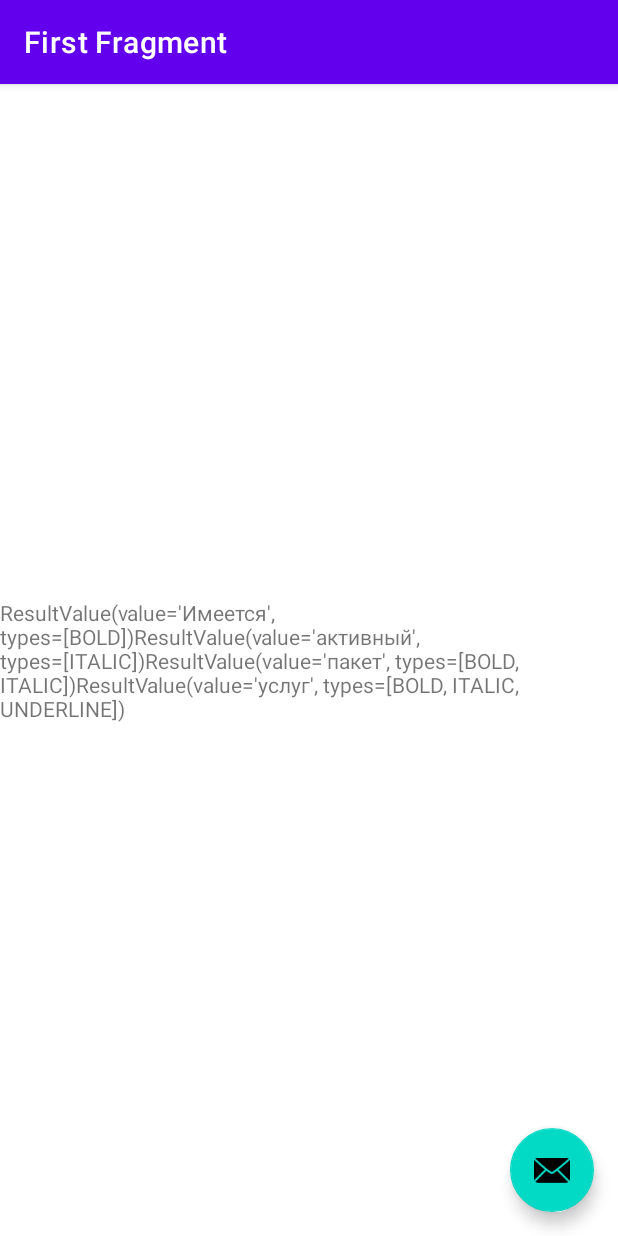
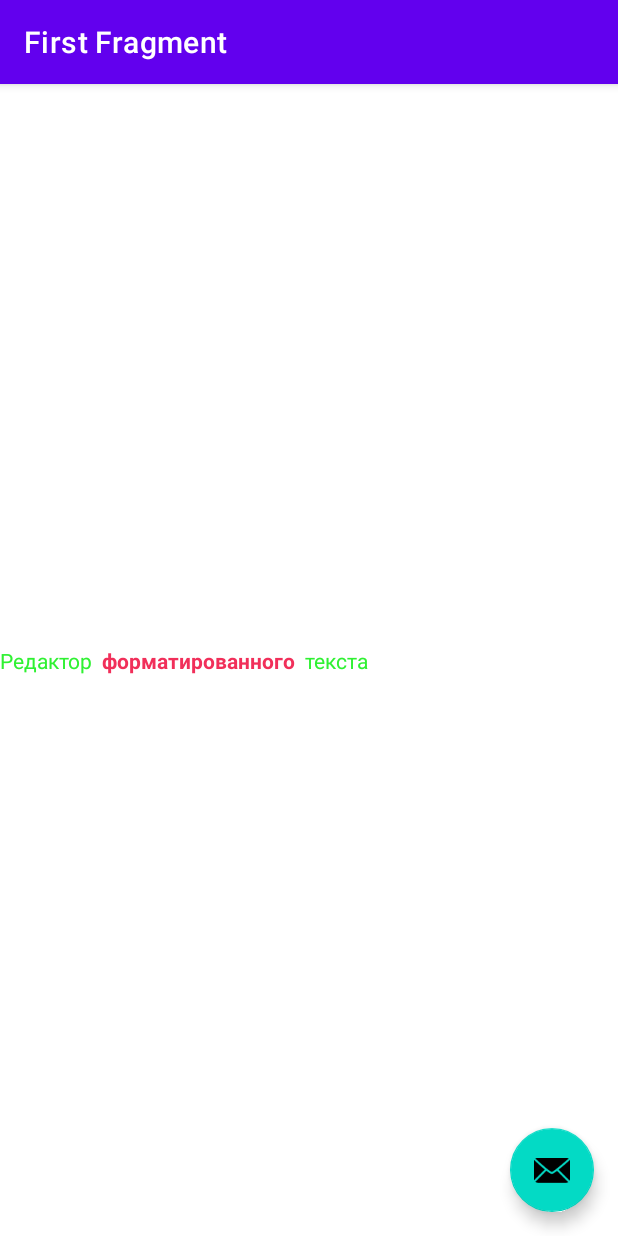
Before and after one commit to Tsiuryn/parse_html, an Android app: the screen it shows after launch (MainActivity), on a phone screen of 412 x 824 dp. Run offline under Robolectric (Android 15) with nearby library versions, the phone set to English and light mode, and no system bars; our stand-ins replace navigation-ui.

Commit message:
updated parser HTML

```diff
--- a/app/src/main/java/com/example/parsehtml/FirstFragment.kt
+++ b/app/src/main/java/com/example/parsehtml/FirstFragment.kt
@@ -1,11 +1,10 @@
 package com.example.parsehtml
 
 import android.os.Bundle
-import androidx.fragment.app.Fragment
 import android.view.LayoutInflater
 import android.view.View
 import android.view.ViewGroup
-import androidx.navigation.fragment.findNavController
+import androidx.fragment.app.Fragment
 import com.example.parsehtml.databinding.FragmentFirstBinding
 
 /**
@@ -15,8 +14,44 @@ class FirstFragment : Fragment() {
 
     private var _binding: FragmentFirstBinding? = null
 
+//    val html = """
+//        <p style="text-align:left;"><span style="color: rgb(255,0,0);font-size: 14px;"><strong>Имеется</strong></span><strong> </strong><span style="color: rgb(67,28,249);font-size: 18px;"><em>активный</em></span> <span style="color: rgb(76,255,63);font-size: 11px;"><strong><em>пакет</em></strong></span> <span style="color: rgb(188,13,212);font-size: 30px;"><strong><em><ins>услуг</ins></em></strong></span></p>
+//    """
+
+//    val html = """
+//        <p style="text-align:left;"><span style="color: rgb(255,0,0);font-size: 14px;">Имеется</span> <span style="color: rgb(67,28,249);font-size: 18px;"><em>активный</em></span> <span style="color: rgb(76,255,63);font-size: 11px;"><strong><em>пакет</em></strong></span> <span style="color: rgb(188,13,212);font-size: 30px;"><strong><em><ins>услуг</ins></em></strong></span></p>
+//<p></p>
+//<ol>
+//<li><span style="color: #cd1fe6;font-size: 16px;">first</span></li>
+//<li><span style="color: #cd1fe6;font-size: 16px;">second</span></li>
+//<li><span style="color: #cd1fe6;font-size: 16px;">third</span></li>
+//</ol>
+//<p></p>
+//    """
+
+//    val html = """
+//        <p style="text-align:left;"><span style="color: rgb(255,0,0);font-size: 14px;">Имеется</span> <span style="color: rgb(67,28,249);font-size: 18px;"><em>активный</em></span> <span style="color: rgb(76,255,63);font-size: 11px;"><strong><em>пакет</em></strong></span> <span style="color: rgb(188,13,212);font-size: 30px;"><strong><em><ins>услуг</ins></em></strong></span></p>
+//<p></p>
+//<ul>
+//<li><span style="color: rgb(205,31,230);font-size: 18px;">first</span></li>
+//<li><span style="color: rgb(205,31,230);font-size: 16px;">second</span></li>
+//<li><span style="color: rgb(205,31,230);font-size: 16px;">third</span></li>
+//</ul>
+//<p></p>
+//    """
+
+//    val html = """
+//    <p style="text-align:left;"><span style="color: rgb(255,0,0);font-size: 14px;">Имеется</span> <span style="color: rgb(67,28,249);font-size: 18px;"><em>активный</em></span> <span style="color: rgb(76,255,63);font-size: 11px;"><strong><em>пакет</em></strong></span> <span style="color: rgb(188,13,212);font-size: 30px;"><strong><em><ins>услуг</ins></em></strong></span></p>
+//<p><a href="https://translate.google.by/?sl=ru&tl=en&text=%D0%BA%D0%B0%D1%80%D1%82%D0%B0%20%D0%BD%D0%B5%D0%BE%D0%B1%D1%80%D0%B0%D0%B1%D0%B0%D1%82%D1%8B%D0%B2%D0%B0%D0%B5%D0%BC%D1%8B%D1%85%20%D1%82%D1%8D%D0%B3%D0%BE%D0%B2&op=translate" target="_blank"><span style="color: rgb(205,31,230);font-size: 16px;">translator</span></a>&nbsp;</p>
+//<p></p>
+//    """
+//
+//    val html = """
+//        <p style="text-align:right;"><span style="color: rgb(255,0,0);font-size: 14px;">Имеется</span> <span style="color: rgb(67,28,249);font-size: 18px;"><em>активный</em></span> <span style="color: rgb(76,255,63);font-size: 11px;"><strong><em>пакет</em></strong></span> <span style="color: rgb(188,13,212);font-size: 30px;"><strong><em><ins>услуг</ins></em></strong></span></p>
+//    """
+
     val html = """
-        <p style="text-align:left;"><span style="color: rgb(255,0,0);font-size: 14px;"><strong>Имеется</strong></span><strong> </strong><span style="color: rgb(67,28,249);font-size: 18px;"><em>активный</em></span> <span style="color: rgb(76,255,63);font-size: 11px;"><strong><em>пакет</em></strong></span> <span style="color: rgb(188,13,212);font-size: 30px;"><strong><em><ins>услуг</ins></em></strong></span></p>
+        <p><span style="color: rgb(47,241,50);">Редактор </span><span style="color: #f12f5a;"><strong>форматированного</strong></span><span style="color: rgb(47,241,50);"> текста</span></p>
     """
 
     // This property is only valid between onCreateView and
--- a/app/src/main/java/com/example/parsehtml/GenHtmlCompat.kt
+++ b/app/src/main/java/com/example/parsehtml/GenHtmlCompat.kt
@@ -1,30 +1,134 @@
 package com.example.parsehtml
 
+import android.graphics.Color
+import android.graphics.Typeface
+import android.text.Layout
+import android.text.Spannable
 import android.text.SpannableStringBuilder
 import android.text.Spanned
-import android.util.Log
+import android.text.style.AbsoluteSizeSpan
+import android.text.style.AlignmentSpan
+import android.text.style.ForegroundColorSpan
+import android.text.style.StyleSpan
+import android.text.style.UnderlineSpan
+import androidx.core.text.HtmlCompat
+import java.util.regex.Matcher
+import java.util.regex.Pattern
+
+
+// Не поддерживает списки (нумерованные и с точками), ссылки, шрифты. Будет отображать через - HtmlCompat.fromHtml
 
 class GenHtmlCompat {
 
-    companion object{
+    companion object {
+        private val unprocessedTags = mutableMapOf(
+            "<ul>" to "</ul>",
+            "<ol>" to "</ol>",
+            "href" to "http"
+        )
+
         fun fromHtml(htmlText: String): Spanned {
+            unprocessedTags.keys.forEach { key ->
+                val value = unprocessedTags[key] ?: ""
+                if (htmlText.contains(key) && htmlText.contains(value)) {
+                    return HtmlCompat.fromHtml(htmlText, HtmlCompat.FROM_HTML_MODE_COMPACT)
+                }
+            }
             val getListSpan = getListSpan(value = htmlText)
 
-
-            var result = ""
+            var result = SpannableStringBuilder()
 
             getListSpan.forEach {
-                val value: ParserHtmlValue.ResultValue = ParserHtmlValue.getValue(it)
-                result += value.toString()
+                result = setUpSpanned(ParserHtmlValue.getValue(it), result)
             }
 
-            Log.d("GenHtmlCompat", result)
-            return  SpannableStringBuilder(result)
+            setUpAlignText(result, htmlText)
+
+            return result
         }
 
+        private fun setUpSpanned(
+            value: ResultValue,
+            result: SpannableStringBuilder
+        ): SpannableStringBuilder {
+            val currentValue = "${value.value} "
+            val currentResult = result.append(currentValue)
+            val length = currentResult.length
 
+            if (value.types.contains(TypeValue.BOLD)) {
+                currentResult.setSpan(
+                    StyleSpan(Typeface.BOLD),
+                    length - currentValue.length,
+                    length,
+                    Spannable.SPAN_EXCLUSIVE_EXCLUSIVE
+                )
+            }
 
-        private  fun getListSpan(value: String): List<String>{
+            if (value.types.contains(TypeValue.ITALIC)) {
+                currentResult.setSpan(
+                    StyleSpan(Typeface.ITALIC),
+                    length - currentValue.length,
+                    length,
+                    Spannable.SPAN_EXCLUSIVE_EXCLUSIVE
+                )
+            }
+
+            if (value.types.contains(TypeValue.UNDERLINE)) {
+                currentResult.setSpan(
+                    UnderlineSpan(),
+                    length - currentValue.length,
+                    length,
+                    Spannable.SPAN_EXCLUSIVE_EXCLUSIVE
+                )
+            }
+
+            currentResult.setSpan(
+                AbsoluteSizeSpan(value.textSize.toInt(), true),
+                length - currentValue.length,
+                length,
+                Spannable.SPAN_EXCLUSIVE_EXCLUSIVE
+            )
+
+            currentResult.setSpan(
+                ForegroundColorSpan(value.color),
+                length - currentValue.length,
+                length,
+                Spannable.SPAN_EXCLUSIVE_EXCLUSIVE
+            )
+
+            return currentResult
+        }
+
+        private fun setUpAlignText(
+            value: SpannableStringBuilder,
+            htmlText: String
+        ): SpannableStringBuilder {
+            value.setSpan(
+                AlignmentSpan.Standard(parseAlignmentFromStyleAttribute(htmlText)),
+                0,
+                value.length,
+                SpannableStringBuilder.SPAN_EXCLUSIVE_EXCLUSIVE
+            )
+            return value
+        }
+
+        private fun parseAlignmentFromStyleAttribute(htmlText: String): Layout.Alignment {
+            val regex = Regex("text-align:\\s*(\\w+);")
+            val matchResult = regex.find(htmlText)
+
+            return if (matchResult != null && matchResult.groupValues.size == 2) {
+                when (matchResult.groupValues[1]) {
+                    "left" -> Layout.Alignment.ALIGN_NORMAL
+                    "center" -> Layout.Alignment.ALIGN_CENTER
+                    "right" -> Layout.Alignment.ALIGN_OPPOSITE
+                    else -> Layout.Alignment.ALIGN_NORMAL
+                }
+            } else {
+                Layout.Alignment.ALIGN_NORMAL
+            }
+        }
+
+        private fun getListSpan(value: String): List<String> {
             val regex = Regex("<span[^>]*>.*?</span>")
             val spanMatches = regex.findAll(value)
 
@@ -34,7 +138,7 @@ class GenHtmlCompat {
                 spanList.add(match.value)
             }
 
-            return  spanList
+            return spanList
         }
 
     }
@@ -48,45 +152,97 @@ class GenHtmlCompat {
             fun getValue(htmlText: String): ResultValue{
                 val listTypes = mutableListOf<TypeValue>()
                 var value: String = parseValue(htmlText)
-                if(value.contains(bold.first)){
+                if (value.contains(bold.first)) {
                     value = value.replace(bold.first, "").replace(bold.second, "")
                     listTypes.add(TypeValue.BOLD)
                 }
-                if(value.contains(italic.first)){
+                if (value.contains(italic.first)) {
                     value = value.replace(italic.first, "").replace(italic.second, "")
                     listTypes.add(TypeValue.ITALIC)
                 }
-                if(value.contains(underline.first)){
+                if (value.contains(underline.first)) {
                     value = value.replace(underline.first, "").replace(underline.second, "")
                     listTypes.add(TypeValue.UNDERLINE)
                 }
 
-                return ResultValue(value, listTypes)
+                return ResultValue(
+                    value,
+                    types = listTypes,
+                    textSize = getTextSize(htmlText),
+                    color = parseColorFromStyleAttribute(htmlText)
+                )
             }
 
-            private fun parseValue(htmlText: String): String{
+            private fun parseValue(htmlText: String): String {
                 val startTextToParse = ">"
                 val endTextToParse = "</span>"
                 val startIndex = htmlText.indexOf(startTextToParse) + 1
                 val endIndex = htmlText.indexOf(endTextToParse)
-                return  htmlText.substring(startIndex, endIndex)
+                return htmlText.substring(startIndex, endIndex)
             }
 
+            private fun getTextSize(htmlString: String?): Float {
+                val constTextSize = 14f
+                if (htmlString.isNullOrEmpty()) return constTextSize
+                val pattern: Pattern = Pattern.compile("font-size:\\s*(\\d+)px")
 
-        }
+                val startIndex: Int = htmlString.indexOf("style=")
+                val endIndex: Int = htmlString.indexOf(">", startIndex)
+                if (startIndex != -1 && endIndex != -1) {
+                    val styleAttribute: String = htmlString.substring(startIndex, endIndex)
 
-        class ResultValue(
-            private val value: String,
-            private val types: List<TypeValue>
-        ){
-            override fun toString(): String {
-                return "ResultValue(value='$value', types=$types)"
+                    val matcher: Matcher = pattern.matcher(styleAttribute)
+                    if (matcher.find()) {
+                        return matcher.group(1)?.toFloat() ?: constTextSize
+                    }
+                }
+
+                return constTextSize
             }
-        }
 
-        enum class TypeValue{
-            BOLD, UNDERLINE, ITALIC
+            private fun parseColorFromStyleAttribute(style: String): Int {
+                if (!style.contains("rgb(")) return parseNormalColor(style)
+                val regex = Regex("color: rgb\\((\\d+),\\s*(\\d+),\\s*(\\d+)\\)")
+                val matchResult = regex.find(style)
+
+                return if (matchResult != null && matchResult.groupValues.size == 4) {
+                    Color.rgb(
+                        matchResult.groupValues[1].toInt(),
+                        matchResult.groupValues[2].toInt(),
+                        matchResult.groupValues[3].toInt()
+                    )
+                } else {
+                    Color.BLACK
+                }
+            }
+
+            private fun parseNormalColor(style: String): Int {
+                val colorRegex = Regex("color:[^;]+;")
+                val colorMatch = colorRegex.find(style)
+                val colorCode =
+                    colorMatch?.value?.substringAfter("color:")?.trimEnd(';')?.replace(" ", "")
+
+                return try {
+                    Color.parseColor(colorCode)
+                } catch (e: IllegalArgumentException) {
+                    Color.BLACK
+                }
+            }
         }
     }
 
+    private class ResultValue(
+        val value: String,
+        val types: List<TypeValue>,
+        val textSize: Float,
+        val color: Int
+    ) {
+        override fun toString(): String {
+            return "ResultValue(value='$value', types=$types, textSize=$textSize, color=$color)"
+        }
+    }
+
+    enum class TypeValue {
+        BOLD, UNDERLINE, ITALIC
+    }
 }
--- a/app/src/main/res/layout/fragment_first.xml
+++ b/app/src/main/res/layout/fragment_first.xml
@@ -8,7 +8,7 @@
 
     <TextView
         android:id="@+id/textview_first"
-        android:layout_width="wrap_content"
+        android:layout_width="match_parent"
         android:layout_height="wrap_content"
         android:text="@string/hello_first_fragment"
         app:layout_constraintBottom_toBottomOf="parent"
```
